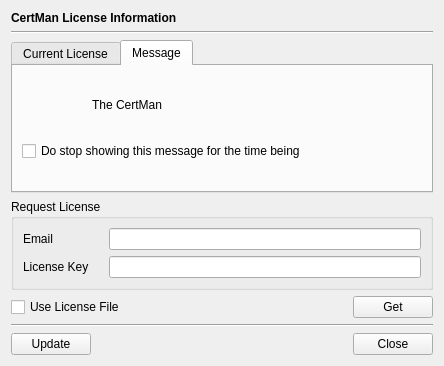
This is CertMan/lcn_info_dlg.ui in jykim74/CertMan as Qt 5 draws it before an edit. The edited form follows.
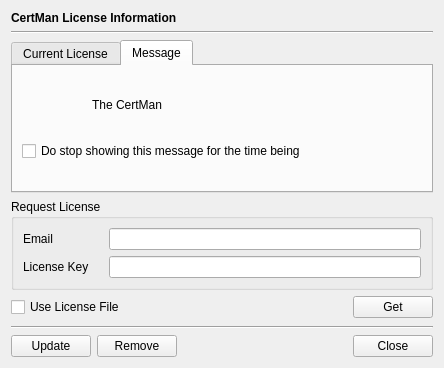
This is the edited form. Icons and pictures are not drawn.

Patch:
```diff
--- a/CertMan/lcn_info_dlg.ui
+++ b/CertMan/lcn_info_dlg.ui
@@ -7,7 +7,7 @@
     <x>0</x>
     <y>0</y>
     <width>444</width>
-    <height>366</height>
+    <height>368</height>
    </rect>
   </property>
   <property name="windowTitle">
@@ -354,26 +354,26 @@
    </item>
    <item>
     <layout class="QGridLayout" name="gridLayout">
-     <item row="0" column="1">
-      <spacer name="horizontalSpacer">
-       <property name="orientation">
-        <enum>Qt::Horizontal</enum>
-       </property>
-       <property name="sizeHint" stdset="0">
-        <size>
-         <width>40</width>
-         <height>20</height>
-        </size>
-       </property>
-      </spacer>
-     </item>
-     <item row="0" column="2">
+     <item row="0" column="3">
       <widget class="QPushButton" name="mCloseBtn">
        <property name="text">
         <string>Close</string>
        </property>
       </widget>
      </item>
+     <item row="0" column="2">
+      <spacer name="horizontalSpacer">
+       <property name="orientation">
+        <enum>Qt::Horizontal</enum>
+       </property>
+       <property name="sizeHint" stdset="0">
+        <size>
+         <width>40</width>
+         <height>20</height>
+        </size>
+       </property>
+      </spacer>
+     </item>
      <item row="0" column="0">
       <widget class="QPushButton" name="mUpdateBtn">
        <property name="text">
@@ -381,6 +381,13 @@
        </property>
       </widget>
      </item>
+     <item row="0" column="1">
+      <widget class="QPushButton" name="mRemoveBtn">
+       <property name="text">
+        <string>Remove</string>
+       </property>
+      </widget>
+     </item>
     </layout>
    </item>
   </layout>
```
